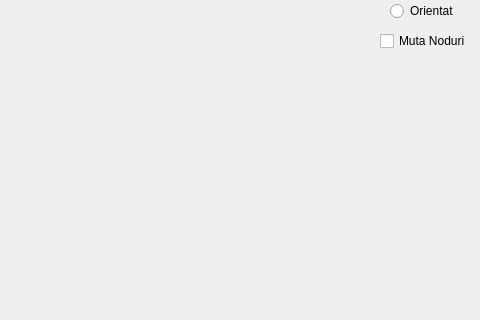
Above: GraphApp/mainwindow.ui from Rares-Andrrei/AplicatieGrafAG before the change; both pictures show x 320 to 800 and y 0 to 320 of the 800 by 600 pixel window. Below: the same form after it.
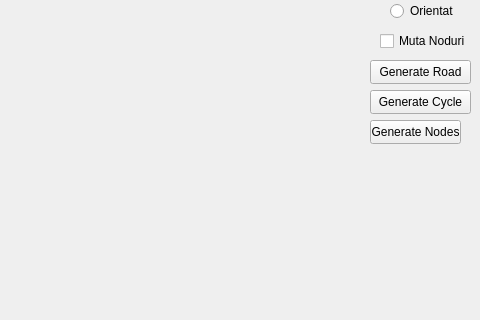
That is the form after the change.

Diff of the .ui file:
```diff
--- a/GraphApp/mainwindow.ui
+++ b/GraphApp/mainwindow.ui
@@ -43,6 +43,45 @@
      <string>Muta Noduri</string>
     </property>
    </widget>
+   <widget class="QPushButton" name="pushButton">
+    <property name="geometry">
+     <rect>
+      <x>690</x>
+      <y>60</y>
+      <width>101</width>
+      <height>24</height>
+     </rect>
+    </property>
+    <property name="text">
+     <string>Generate Road</string>
+    </property>
+   </widget>
+   <widget class="QPushButton" name="pushButton_2">
+    <property name="geometry">
+     <rect>
+      <x>690</x>
+      <y>90</y>
+      <width>101</width>
+      <height>24</height>
+     </rect>
+    </property>
+    <property name="text">
+     <string>Generate Cycle</string>
+    </property>
+   </widget>
+   <widget class="QPushButton" name="pushButton_3">
+    <property name="geometry">
+     <rect>
+      <x>690</x>
+      <y>120</y>
+      <width>91</width>
+      <height>24</height>
+     </rect>
+    </property>
+    <property name="text">
+     <string>Generate Nodes</string>
+    </property>
+   </widget>
   </widget>
   <widget class="QMenuBar" name="menubar">
    <property name="geometry">
```
